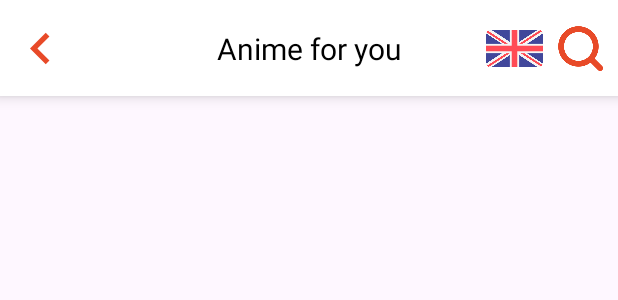
After one commit to awesome-academy/HN_Pra19_Android_Anime_App, an Android app: the layout navbar_favorite.xml on its own in the app's theme, with its tools: preview values and no code run, on a phone screen of 412 x 824 dp. The commit adds this screen. Shown: the top 300 px of the screen. Run offline under Robolectric (Android 15) with nearby library versions, the phone set to English and light mode, and no system bars.

Commit message:
fragment-favorite

```diff
--- a/app/src/main/res/drawable/back_icon.xml
+++ b/app/src/main/res/drawable/back_icon.xml
@@ -1,5 +1,5 @@
-<vector xmlns:android="http://schemas.android.com/apk/res/android" android:autoMirrored="true" android:height="24dp" android:tint="#000000" android:viewportHeight="24" android:viewportWidth="24" android:width="24dp">
+<vector xmlns:android="http://schemas.android.com/apk/res/android" android:autoMirrored="true" android:height="24dp"  android:viewportHeight="24" android:viewportWidth="24" android:width="24dp">
 
-    <path android:fillColor="@android:color/white" android:pathData="M15.41,16.59L10.83,12l4.58,-4.59L14,6l-6,6 6,6 1.41,-1.41z"/>
+    <path android:fillColor="@color/primary" android:pathData="M15.41,16.59L10.83,12l4.58,-4.59L14,6l-6,6 6,6 1.41,-1.41z"/>
 
 </vector>
--- /dev/null
+++ b/app/src/main/res/layout/navbar_favorite.xml
@@ -0,0 +1,60 @@
+<?xml version="1.0" encoding="utf-8"?>
+<androidx.constraintlayout.widget.ConstraintLayout
+    xmlns:android="http://schemas.android.com/apk/res/android"
+    android:id="@+id/navbar_favorite"
+    xmlns:app="http://schemas.android.com/apk/res-auto"
+    app:layout_constraintTop_toTopOf="parent"
+    android:layout_width="match_parent"
+    android:layout_height="?attr/actionBarSize"
+    android:background="@android:color/white"
+    android:elevation="@dimen/toolbar_elevation">
+
+    <ImageView
+        android:id="@+id/back_button"
+        android:layout_width="@dimen/back_button_size"
+        android:layout_height="@dimen/back_button_size"
+        android:src="@drawable/back_icon"
+        android:scaleType="fitCenter"
+        android:contentDescription="@string/back_button"
+        app:layout_constraintStart_toStartOf="parent"
+        app:layout_constraintTop_toTopOf="parent"
+        app:layout_constraintBottom_toBottomOf="parent"
+        android:layout_marginStart="@dimen/toolbar_layout_margin_start" />
+
+    <TextView
+        android:id="@+id/toolbar_title"
+        android:layout_width="wrap_content"
+        android:layout_height="wrap_content"
+        android:text="@string/app_name"
+        android:textColor="@android:color/black"
+        android:textSize="@dimen/toolbar_title_size"
+        app:layout_constraintTop_toTopOf="parent"
+        app:layout_constraintBottom_toBottomOf="parent"
+        app:layout_constraintStart_toStartOf="parent"
+        app:layout_constraintEnd_toEndOf="parent" />
+
+    <ImageView
+        android:id="@+id/flag_icon"
+        android:layout_width="@dimen/toolbar_icon_size"
+        android:layout_height="@dimen/toolbar_icon_size"
+        android:scaleType="fitCenter"
+        android:src="@drawable/en_flag"
+        android:contentDescription="@string/flag_icon"
+        app:layout_constraintEnd_toStartOf="@id/heart_icon"
+        app:layout_constraintTop_toTopOf="parent"
+        app:layout_constraintBottom_toBottomOf="parent"
+        android:layout_marginEnd="@dimen/toolbar_layout_margin_end" />
+
+    <ImageView
+        android:id="@+id/heart_icon"
+        android:layout_width="@dimen/dp_30"
+        android:layout_height="@dimen/dp_30"
+        android:scaleType="fitCenter"
+        android:src="@drawable/search"
+        android:contentDescription="@string/heart_icon"
+        app:layout_constraintEnd_toEndOf="parent"
+        app:layout_constraintTop_toTopOf="parent"
+        app:layout_constraintBottom_toBottomOf="parent"
+        android:layout_marginEnd="@dimen/toolbar_layout_margin_end" />
+
+</androidx.constraintlayout.widget.ConstraintLayout>
```
Also changed, not shown: app/src/main/java/com/example/anidb/screen/detail/DetailFragment.kt (+40 -0 lines), app/src/main/java/com/example/anidb/screen/favorite/FavoriteFragment.kt (added, +105 -0 lines), app/src/main/java/com/example/anidb/screen/favorite/adater/AnimeFavoriteAdapter.kt (added, +100 -0 lines), app/src/main/java/com/example/anidb/screen/favorite/presenter/FavoriteContract.kt (added, +26 -0 lines), app/src/main/java/com/example/anidb/screen/favorite/presenter/FavoritePresenter.kt (added, +62 -0 lines), app/src/main/res/drawable/custom_corner.xml (added, +7 -0 lines), app/src/main/res/drawable/ic_delete.xml (added, +10 -0 lines), app/src/main/res/layout/fragment_list_favorite.xml (added, +29 -0 lines), app/src/main/res/layout/item_anime_favorite.xml (added, +91 -0 lines), app/src/main/res/values/strings.xml (+17 -16 lines), 1 other file.
